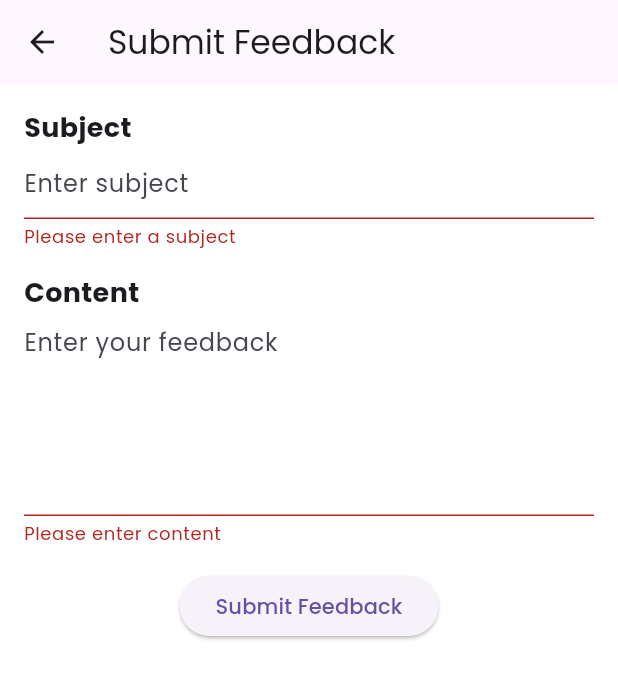
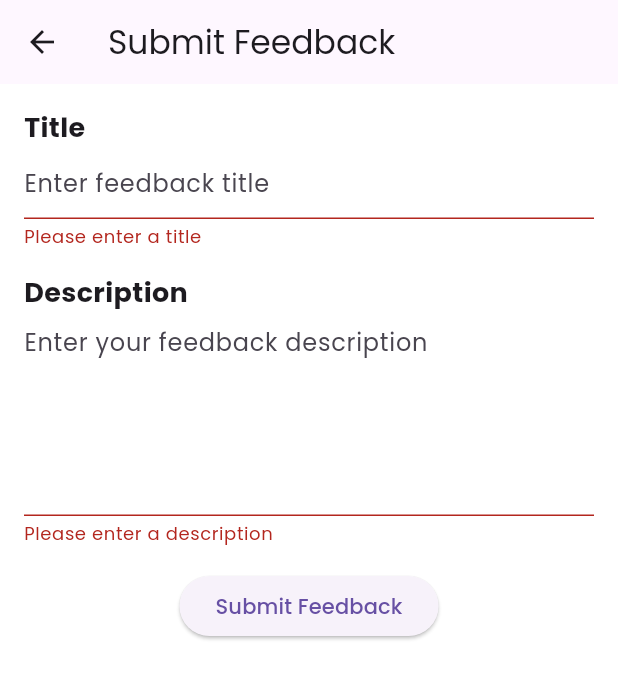
Before and after one commit to qinyeeLisa/campsite-permit-app, a Flutter app: the OwnerSubmitFeedbackScreen screen opened directly, after a tap on "Submit Feedback", on a phone screen of 412 x 824 dp. Shown: the top 679 px of the screen. Run offline on Flutter 3.47's test engine with Material 3 defaults, Android fonts, the phone set to English and light mode, and no system bars; our stand-ins replace flutter_svg, google_fonts; missing offline and left inert: amplify_auth_cognito, amplify_authenticator, amplify_flutter; network calls fail.

Commit message:
Added functionality for feedback

```diff
--- a/lib/Screens/CampsiteOwner/owner_submit_feedback_screen.dart
+++ b/lib/Screens/CampsiteOwner/owner_submit_feedback_screen.dart
@@ -1,36 +1,72 @@
+import 'dart:convert';
 import 'package:flutter/material.dart';
+import 'package:http/http.dart' as http;
 
 class OwnerSubmitFeedbackScreen extends StatefulWidget {
   const OwnerSubmitFeedbackScreen({super.key});
 
   @override
   State<OwnerSubmitFeedbackScreen> createState() =>
-      _OwnerSubmitReviewScreenState();
+      _OwnerSubmitFeedbackScreenState();
 }
 
-class _OwnerSubmitReviewScreenState extends State<OwnerSubmitFeedbackScreen> {
+class _OwnerSubmitFeedbackScreenState extends State<OwnerSubmitFeedbackScreen> {
   final _formKey = GlobalKey<FormState>();
-  final TextEditingController _subjectController = TextEditingController();
-  final TextEditingController _contentController = TextEditingController();
+  final TextEditingController _titleController = TextEditingController();
+  final TextEditingController _descriptionController = TextEditingController();
 
   @override
   void dispose() {
-    _subjectController.dispose();
-    _contentController.dispose();
+    _titleController.dispose();
+    _descriptionController.dispose();
     super.dispose();
   }
 
-  void _submitFeedback() {
+  Future<void> _submitFeedback() async {
     if (_formKey.currentState!.validate()) {
-      // Perform feedback submission logic here
+      final String title = _titleController.text;
+      final String description = _descriptionController.text;
 
-      // Show a success message
-      ScaffoldMessenger.of(context).showSnackBar(
-        const SnackBar(content: Text('Feedback Submitted!')),
-      );
+      // Feedback data
+      final Map<String, dynamic> feedbackData = {
+        "userId": 3, // Replace this with dynamic userId if needed
+        "title": title,
+        "description": description,
+      };
 
-      // Navigate back to the previous screen (CampsiteOwnerHomeScreen)
-      Navigator.pop(context);
+      // API URL
+      const String apiUrl =
+          "https://eqqd1j4q2j.execute-api.ap-southeast-1.amazonaws.com/dev/feedbackapi/feedback/AddFeedback/";
+
+      try {
+        // Make the POST request
+        final response = await http.post(
+          Uri.parse(apiUrl),
+          headers: {
+            "Content-Type": "application/json",
+          },
+          body: jsonEncode(feedbackData),
+        );
+
+        if (response.statusCode == 200) {
+          // Show a success message
+          ScaffoldMessenger.of(context).showSnackBar(
+            const SnackBar(content: Text('Feedback Submitted!')),
+          );
+          // Navigate back to the previous screen (CampsiteOwnerHomeScreen)
+          Navigator.pushReplacementNamed(context, '/campsite_owner/home');
+        } else {
+          // Show an error message if submission failed
+          ScaffoldMessenger.of(context).showSnackBar(
+            const SnackBar(content: Text('Failed to submit feedback')),
+          );
+        }
+      } catch (error) {
+        // Handle network errors
+        ScaffoldMessenger.of(context).showSnackBar(
+          const SnackBar(content: Text('An error occurred. Please try again.')),
+        );
+      }
     }
   }
 
@@ -48,35 +84,35 @@ class _OwnerSubmitReviewScreenState extends State<OwnerSubmitFeedbackScreen> {
             crossAxisAlignment: CrossAxisAlignment.start,
             children: [
               const Text(
-                'Subject',
+                'Title',
                 style: TextStyle(fontSize: 18, fontWeight: FontWeight.bold),
               ),
               TextFormField(
-                controller: _subjectController,
+                controller: _titleController,
                 decoration: const InputDecoration(
-                  hintText: 'Enter subject',
+                  hintText: 'Enter feedback title',
                 ),
                 validator: (value) {
                   if (value == null || value.isEmpty) {
-                    return 'Please enter a subject';
+                    return 'Please enter a title';
                   }
                   return null;
                 },
               ),
               const SizedBox(height: 16),
               const Text(
-                'Content',
+                'Description',
                 style: TextStyle(fontSize: 18, fontWeight: FontWeight.bold),
               ),
               TextFormField(
-                controller: _contentController,
+                controller: _descriptionController,
                 decoration: const InputDecoration(
-                  hintText: 'Enter your feedback',
+                  hintText: 'Enter your feedback description',
                 ),
                 maxLines: 5,
                 validator: (value) {
                   if (value == null || value.isEmpty) {
-                    return 'Please enter content';
+                    return 'Please enter a description';
                   }
                   return null;
                 },
@@ -95,3 +131,105 @@ class _OwnerSubmitReviewScreenState extends State<OwnerSubmitFeedbackScreen> {
     );
   }
 }
+
+
+
+
+//original
+// import 'package:flutter/material.dart';
+
+// class OwnerSubmitFeedbackScreen extends StatefulWidget {
+//   const OwnerSubmitFeedbackScreen({super.key});
+
+//   @override
+//   State<OwnerSubmitFeedbackScreen> createState() =>
+//       _OwnerSubmitReviewScreenState();
+// }
+
+// class _OwnerSubmitReviewScreenState extends State<OwnerSubmitFeedbackScreen> {
+//   final _formKey = GlobalKey<FormState>();
+//   final TextEditingController _subjectController = TextEditingController();
+//   final TextEditingController _contentController = TextEditingController();
+
+//   @override
+//   void dispose() {
+//     _subjectController.dispose();
+//     _contentController.dispose();
+//     super.dispose();
+//   }
+
+//   void _submitFeedback() {
+//     if (_formKey.currentState!.validate()) {
+//       // Perform feedback submission logic here
+
+//       // Show a success message
+//       ScaffoldMessenger.of(context).showSnackBar(
+//         const SnackBar(content: Text('Feedback Submitted!')),
+//       );
+
+//       // Navigate back to the previous screen (CampsiteOwnerHomeScreen)
+//       Navigator.pop(context);
+//     }
+//   }
+
+//   @override
+//   Widget build(BuildContext context) {
+//     return Scaffold(
+//       appBar: AppBar(
+//         title: const Text("Submit Feedback"),
+//       ),
+//       body: Padding(
+//         padding: const EdgeInsets.all(16.0),
+//         child: Form(
+//           key: _formKey,
+//           child: Column(
+//             crossAxisAlignment: CrossAxisAlignment.start,
+//             children: [
+//               const Text(
+//                 'Subject',
+//                 style: TextStyle(fontSize: 18, fontWeight: FontWeight.bold),
+//               ),
+//               TextFormField(
+//                 controller: _subjectController,
+//                 decoration: const InputDecoration(
+//                   hintText: 'Enter subject',
+//                 ),
+//                 validator: (value) {
+//                   if (value == null || value.isEmpty) {
+//                     return 'Please enter a subject';
+//                   }
+//                   return null;
+//                 },
+//               ),
+//               const SizedBox(height: 16),
+//               const Text(
+//                 'Content',
+//                 style: TextStyle(fontSize: 18, fontWeight: FontWeight.bold),
+//               ),
+//               TextFormField(
+//                 controller: _contentController,
+//                 decoration: const InputDecoration(
+//                   hintText: 'Enter your feedback',
+//                 ),
+//                 maxLines: 5,
+//                 validator: (value) {
+//                   if (value == null || value.isEmpty) {
+//                     return 'Please enter content';
+//                   }
+//                   return null;
+//                 },
+//               ),
+//               const SizedBox(height: 16),
+//               Center(
+//                 child: ElevatedButton(
+//                   onPressed: _submitFeedback,
+//                   child: const Text('Submit Feedback'),
+//                 ),
+//               ),
+//             ],
+//           ),
+//         ),
+//       ),
+//     );
+//   }
+// }
```
